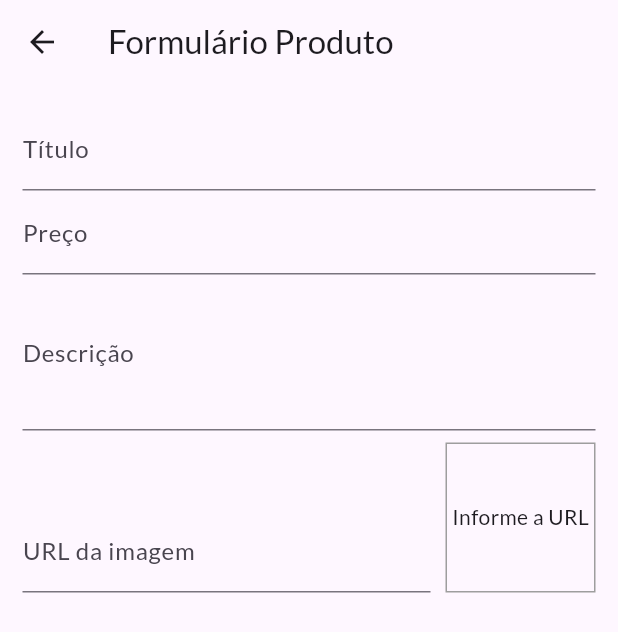
After one commit to AjJordy/Flutter-Course, a Flutter app: the ProductFormScreen screen opened by its route, on a phone screen of 412 x 824 dp. The commit adds this screen. Shown: the top 632 px of the screen. Run offline on Flutter 3.47's test engine with Material 3 defaults, Android fonts, the phone set to English and light mode, and no system bars; network calls fail.

Commit message:
feat: product form

```diff
--- a/shop/lib/main.dart
+++ b/shop/lib/main.dart
@@ -7,7 +7,9 @@ import 'package:shop/utils/app_routes.dart';
 import 'package:shop/views/cart_screen.dart';
 import 'package:shop/views/orders_screen.dart';
 import 'package:shop/views/product_detail_screen.dart';
+import 'package:shop/views/product_form_screen.dart';
 import 'package:shop/views/product_overview_screen.dart';
+import 'package:shop/views/products_screen.dart';
 // import 'package:shop/providers/counter_provider.dart';
 
 void main() => runApp(const MyApp());
@@ -42,9 +44,11 @@ class MyApp extends StatelessWidget {
         ),
         home: ProductOverviewScreen(),
         routes: {
-          AppRoutes.PRODUCT_DETAIL: (ctx) => const ProductDetailScreen(),
           AppRoutes.CART: (ctx) => const CartScreen(),
           AppRoutes.ORDERS: (ctx) => const OrdersScreen(),
+          AppRoutes.PRODUCTS: (ctx) => const ProductsScreen(),
+          AppRoutes.PRODUCT_FORM: (ctx) => const ProductFormScreen(),
+          AppRoutes.PRODUCT_DETAIL: (ctx) => const ProductDetailScreen(),
         },
       ),
     );
--- a/shop/lib/providers/products.dart
+++ b/shop/lib/providers/products.dart
@@ -9,6 +9,10 @@ class Products with ChangeNotifier {
 
   List<Product> get favoriteItems {
     return _items.where((prod) => prod.isFavorite).toList();
+  }
+
+  int get itemsCount {
+    return _items.length;
   }
 
   // bool _showFavoriteOnly = false;
--- a/shop/lib/utils/app_routes.dart
+++ b/shop/lib/utils/app_routes.dart
@@ -3,4 +3,6 @@ class AppRoutes {
   static const PRODUCT_DETAIL = '/product-detail';
   static const CART = '/cart';
   static const ORDERS = '/orders';
+  static const PRODUCTS = '/products';
+  static const PRODUCT_FORM = '/product_form';
 }
--- /dev/null
+++ b/shop/lib/views/product_form_screen.dart
@@ -0,0 +1,104 @@
+import 'package:flutter/material.dart';
+
+class ProductFormScreen extends StatefulWidget {
+  const ProductFormScreen({super.key});
+
+  @override
+  State<ProductFormScreen> createState() => _ProductFormScreenState();
+}
+
+class _ProductFormScreenState extends State<ProductFormScreen> {
+  final _priceFocusNode = FocusNode();
+  final _descriptionFocusNode = FocusNode();
+  final _imageUrlFocusNode = FocusNode();
+  final _imageUrlController = TextEditingController();
+
+  void _updateImageUrl() {
+    setState(() {});
+  }
+
+  @override
+  void initState() {
+    _imageUrlFocusNode.addListener(_updateImageUrl);
+    super.initState();
+  }
+
+  @override
+  void dispose() {
+    _priceFocusNode.dispose();
+    _descriptionFocusNode.dispose();
+    _imageUrlFocusNode.removeListener(_updateImageUrl);
+    _imageUrlFocusNode.dispose();
+    super.dispose();
+  }
+
+  @override
+  Widget build(BuildContext context) {
+    return Scaffold(
+      appBar: AppBar(
+        title: Text('Formulário Produto'),
+      ),
+      body: Padding(
+        padding: const EdgeInsets.all(15.0),
+        child: Form(
+          child: ListView(
+            children: [
+              TextFormField(
+                decoration: InputDecoration(labelText: 'Título'),
+                textInputAction: TextInputAction.next,
+                onFieldSubmitted: (_) {
+                  FocusScope.of(context).requestFocus(_priceFocusNode);
+                },
+              ),
+              TextFormField(
+                decoration: InputDecoration(labelText: 'Preço'),
+                textInputAction: TextInputAction.next,
+                focusNode: _priceFocusNode,
+                keyboardType: TextInputType.numberWithOptions(decimal: true),
+                onFieldSubmitted: (_) {
+                  FocusScope.of(context).requestFocus(_descriptionFocusNode);
+                },
+              ),
+              TextFormField(
+                decoration: InputDecoration(labelText: 'Descrição'),
+                maxLines: 3,
+                focusNode: _descriptionFocusNode,
+                keyboardType: TextInputType.multiline,
+                textInputAction: TextInputAction.next,
+              ),
+              Row(
+                crossAxisAlignment: CrossAxisAlignment.end,
+                children: [
+                  Expanded(
+                    child: TextFormField(
+                      decoration: InputDecoration(labelText: 'URL da imagem'),
+                      keyboardType: TextInputType.url,
+                      textInputAction: TextInputAction.done,
+                      focusNode: _imageUrlFocusNode,
+                      controller: _imageUrlController,
+                    ),
+                  ),
+                  Container(
+                    height: 100,
+                    width: 100,
+                    margin: const EdgeInsets.only(top: 8, left: 10),
+                    decoration: BoxDecoration(
+                      border: Border.all(color: Colors.grey, width: 1),
+                    ),
+                    alignment: Alignment.center,
+                    child: _imageUrlController.text.isEmpty
+                        ? Text('Informe a URL')
+                        : FittedBox(
+                            child: Image.network(_imageUrlController.text),
+                            fit: BoxFit.cover,
+                          ),
+                  ),
+                ],
+              ),
+            ],
+          ),
+        ),
+      ),
+    );
+  }
+}
--- a/shop/lib/widgets/product_grid.dart
+++ b/shop/lib/widgets/product_grid.dart
@@ -1,7 +1,7 @@
 import 'package:flutter/material.dart';
 import 'package:provider/provider.dart';
 import 'package:shop/providers/products.dart';
-import 'package:shop/widgets/product_item.dart';
+import 'package:shop/widgets/product_grid_item.dart';
 
 class ProductGrid extends StatelessWidget {
   const ProductGrid(this.showFavoriteOnly, {super.key});
@@ -33,7 +33,7 @@ class ProductGrid extends StatelessWidget {
       /* Using a change notifier created before */
       itemBuilder: (ctx, i) => ChangeNotifierProvider.value(
         value: products[i],
-        child: ProductItem(),
+        child: ProductGridItem(),
       ),
     );
   }
```
Also changed, not shown: shop/lib/views/products_screen.dart (added, +44 -0 lines), shop/lib/widgets/app_drawer.dart (+8 -0 lines), shop/lib/widgets/product_grid_item.dart (added, +77 -0 lines), shop/lib/widgets/product_item.dart (+23 -62 lines).
